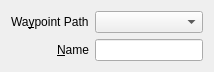
Before: the Qt Designer form qtfred/ui/WaypointEditorDialog.ui in wookieejedi/fs2open.github.com, drawn with Qt 5.
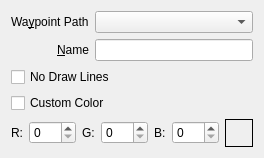
After: the same form once the commit is applied.

Commit message:
Qtfred waypoint features (#7328)
* waypoint drawing features

* use ints

* parse and save as ints

Diff of the .ui file:
```diff
--- a/qtfred/ui/WaypointEditorDialog.ui
+++ b/qtfred/ui/WaypointEditorDialog.ui
@@ -7,7 +7,7 @@
     <x>0</x>
     <y>0</y>
     <width>270</width>
-    <height>80</height>
+    <height>185</height>
    </rect>
   </property>
   <property name="windowTitle">
@@ -60,6 +60,82 @@
        <item row="1" column="1">
         <widget class="QLineEdit" name="nameEdit"/>
        </item>
+       <item row="2" column="0" colspan="2">
+        <widget class="QCheckBox" name="noDrawLinesCheck">
+         <property name="text">
+          <string>No Draw Lines</string>
+         </property>
+        </widget>
+       </item>
+       <item row="3" column="0" colspan="2">
+        <widget class="QCheckBox" name="customColorCheck">
+         <property name="text">
+          <string>Custom Color</string>
+         </property>
+        </widget>
+       </item>
+       <item row="4" column="0" colspan="2">
+        <layout class="QHBoxLayout" name="colorLayout">
+         <item>
+          <widget class="QLabel" name="colorRLabel">
+           <property name="text">
+            <string>R:</string>
+           </property>
+          </widget>
+         </item>
+         <item>
+          <widget class="QSpinBox" name="colorRSpinBox">
+           <property name="maximum">
+            <number>255</number>
+           </property>
+          </widget>
+         </item>
+         <item>
+          <widget class="QLabel" name="colorGLabel">
+           <property name="text">
+            <string>G:</string>
+           </property>
+          </widget>
+         </item>
+         <item>
+          <widget class="QSpinBox" name="colorGSpinBox">
+           <property name="maximum">
+            <number>255</number>
+           </property>
+          </widget>
+         </item>
+         <item>
+          <widget class="QLabel" name="colorBLabel">
+           <property name="text">
+            <string>B:</string>
+           </property>
+          </widget>
+         </item>
+         <item>
+          <widget class="QSpinBox" name="colorBSpinBox">
+           <property name="maximum">
+            <number>255</number>
+           </property>
+          </widget>
+         </item>
+         <item>
+          <widget class="QLabel" name="colorSwatch">
+           <property name="minimumSize">
+            <size>
+             <width>28</width>
+             <height>28</height>
+            </size>
+           </property>
+           <property name="frameShape">
+            <enum>QFrame::Box</enum>
+           </property>
+           <property name="text">
+            <string/>
+           </property>
+          </widget>
+         </item>
+        </layout>
+       </item>
       </layout>
      </item>
     </layout>
```
The commit also changes 9 other files.
